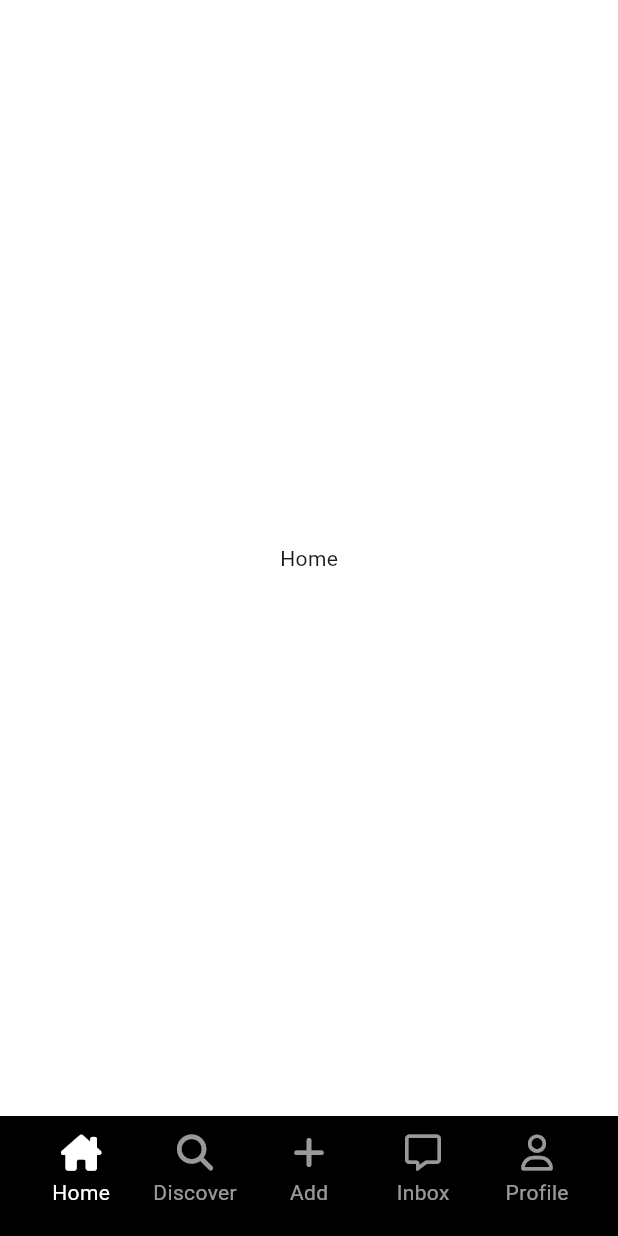
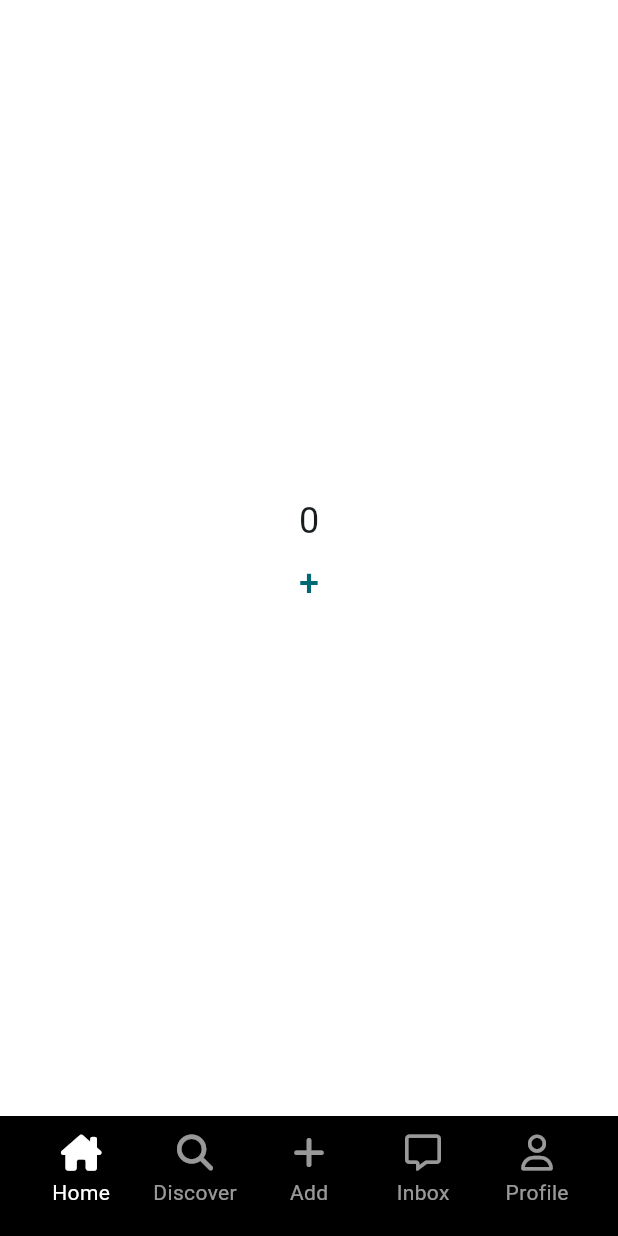
Before and after one commit to thekuhn37/flutter_tiktokclone, a Flutter app: the screen it shows after launch, on a phone screen of 412 x 824 dp. Run offline on Flutter 3.47's test engine with Material 3 defaults, Android fonts, the phone set to English and light mode, and no system bars; our stand-ins replace font_awesome_flutter.

Commit message:
6.7 State Navigation Part 2

```diff
--- a/lib/features/main_navigation/main_navigation_screen.dart
+++ b/lib/features/main_navigation/main_navigation_screen.dart
@@ -2,6 +2,7 @@ import 'package:flutter/cupertino.dart';
 import 'package:flutter/material.dart';
 import 'package:font_awesome_flutter/font_awesome_flutter.dart';
 import 'package:tiktokclone/constants/gaps.dart';
+import 'package:tiktokclone/features/main_navigation/stf_screen.dart';
 import 'package:tiktokclone/features/main_navigation/widgets/nav_tab.dart';
 
 class MainNavigationScreen extends StatefulWidget {
@@ -14,25 +15,6 @@ class MainNavigationScreen extends StatefulWidget {
 class _MainNavigationScreenState extends State<MainNavigationScreen> {
   int _selectedIndex = 0;
 
-  final screens = [
-    const Center(
-      child: Text('Home'),
-    ),
-    const Center(
-      child: Text('Search'),
-    ),
-    Container(),
-    // const Center(
-    //   child: Text('Add'),
-    // ),
-    const Center(
-      child: Text('Inbox'),
-    ),
-    const Center(
-      child: Text('Profile'),
-    ),
-  ];
-
   void _onTap(int index) {
     setState(() {
       _selectedIndex = index;
@@ -42,7 +24,26 @@ class _MainNavigationScreenState extends State<MainNavigationScreen> {
   @override
   Widget build(BuildContext context) {
     return Scaffold(
-      body: screens[_selectedIndex],
+      body: Stack(
+        children: [
+          Offstage(
+            offstage: _selectedIndex == 0 ? false : true,
+            child: const StfScreen(),
+          ),
+          Offstage(
+            offstage: _selectedIndex == 1 ? false : true,
+            child: const StfScreen(),
+          ),
+          Offstage(
+            offstage: _selectedIndex == 3 ? false : true,
+            child: const StfScreen(),
+          ),
+          Offstage(
+            offstage: _selectedIndex == 4 ? false : true,
+            child: const StfScreen(),
+          ),
+        ],
+      ),
       // or 'screens.elementAt(_selectedIndex)'
       bottomNavigationBar: BottomAppBar(
         color: Colors.black,
--- /dev/null
+++ b/lib/features/main_navigation/stf_screen.dart
@@ -0,0 +1,52 @@
+import 'package:flutter/cupertino.dart';
+import 'package:flutter/material.dart';
+import 'package:tiktokclone/constants/sizes.dart';
+
+class StfScreen extends StatefulWidget {
+  const StfScreen({super.key});
+
+  @override
+  State<StfScreen> createState() => _StfScreenState();
+}
+
+class _StfScreenState extends State<StfScreen> {
+  int _clicks = 0;
+
+  void _increase() {
+    setState(() {
+      _clicks = _clicks + 1;
+    });
+  }
+
+  @override
+  void dispose() {
+    print(_clicks);
+    super.dispose();
+  }
+
+  @override
+  Widget build(BuildContext context) {
+    return Center(
+      child: Column(
+        mainAxisAlignment: MainAxisAlignment.center,
+        children: [
+          Text(
+            '$_clicks',
+            style: const TextStyle(
+              fontSize: Sizes.size24,
+            ),
+          ),
+          TextButton(
+            onPressed: _increase,
+            child: const Text(
+              "+",
+              style: TextStyle(
+                fontSize: Sizes.size24,
+              ),
+            ),
+          ),
+        ],
+      ),
+    );
+  }
+}
```
